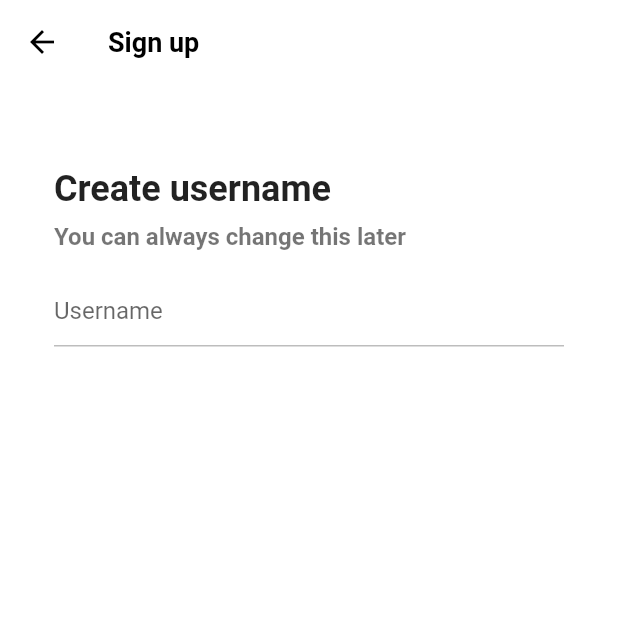
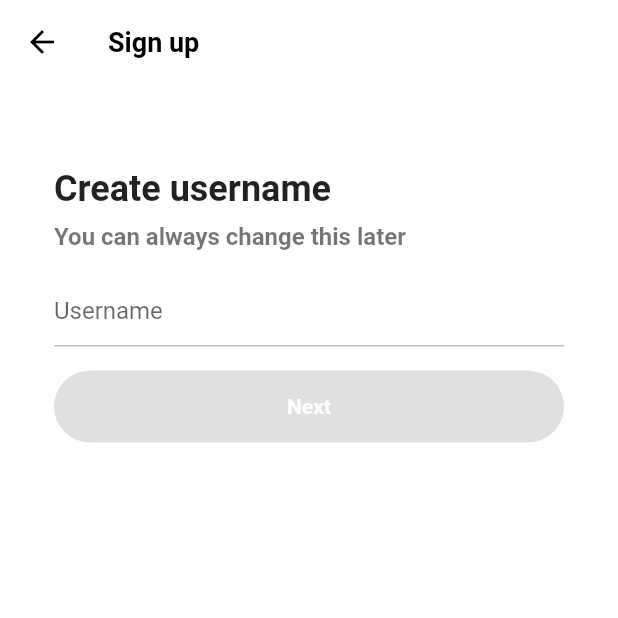
Before and after one commit to oortsae/flutter_tiktok_clone_code, a Flutter app: the EmailScreen screen opened directly, on a phone screen of 412 x 824 dp, the top half of it. Run offline on Flutter 3.47's test engine with Material 2 defaults, Android fonts, the phone set to English and light mode, and no system bars; our stand-ins replace font_awesome_flutter.

Commit message:
Get username & animated button

```diff
--- a/lib/features/authentication/widgets/email_screen.dart
+++ b/lib/features/authentication/widgets/email_screen.dart
@@ -3,8 +3,26 @@ import 'package:flutter/material.dart';
 import '../../../constants/gaps.dart';
 import '../../../constants/sizes.dart';
 
-class EmailScreen extends StatelessWidget {
+class EmailScreen extends StatefulWidget {
   const EmailScreen({super.key});
+
+  @override
+  State<EmailScreen> createState() => _EmailScreenState();
+}
+
+class _EmailScreenState extends State<EmailScreen> {
+  final TextEditingController _usernameController = TextEditingController();
+  String _username = "";
+
+  @override
+  void initState() {
+    super.initState();
+    _usernameController.addListener(() {
+      setState(() {
+        _username = _usernameController.text;
+      });
+    });
+  }
 
   @override
   Widget build(BuildContext context) {
@@ -38,6 +56,7 @@ class EmailScreen extends StatelessWidget {
             ),
             Gaps.v16,
             TextField(
+              controller: _usernameController,
               decoration: InputDecoration(
                 hintText: "Username",
                 enabledBorder: UnderlineInputBorder(
@@ -54,6 +73,27 @@ class EmailScreen extends StatelessWidget {
               cursorColor: Theme.of(context).primaryColor,
             ),
             Gaps.v16,
+            FractionallySizedBox(
+              widthFactor: 1,
+              child: AnimatedContainer(
+                duration: const Duration(
+                  milliseconds: 300,
+                ),
+                padding: const EdgeInsets.symmetric(vertical: Sizes.size16),
+                decoration: BoxDecoration(
+                  color: _username.isEmpty
+                      ? Colors.grey.shade300
+                      : Theme.of(context).primaryColor,
+                  borderRadius: BorderRadius.circular(25),
+                ),
+                child: const Text(
+                  "Next",
+                  textAlign: TextAlign.center,
+                  style: TextStyle(
+                      color: Colors.white, fontWeight: FontWeight.w600),
+                ),
+              ),
+            ),
           ],
         ),
       ),
```
